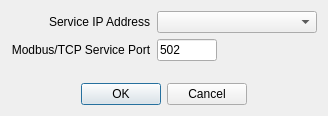
Qt form src/dialogs/dialogselectserviceport.ui (sanny32/OpenModSim) before a commit.
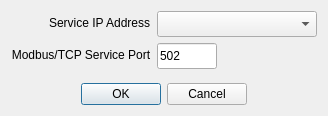
The same form after that commit. Custom widgets are drawn as their Qt base class.

```diff
--- a/src/dialogs/dialogselectserviceport.ui
+++ b/src/dialogs/dialogselectserviceport.ui
@@ -26,7 +26,7 @@
          <horstretch>0</horstretch>
          <verstretch>0</verstretch>
         </sizepolicy>
-       </property>
+       </property><property name="minimumSize"><size><width>0</width><height>26</height></size></property>
        <property name="maximumSize">
         <size>
          <width>60</width>
@@ -49,7 +49,7 @@
       </widget>
      </item>
      <item row="0" column="1">
-      <widget class="QComboBox" name="comboBoxIp"/>
+      <widget class="QComboBox" name="comboBoxIp"><property name="minimumSize"><size><width>0</width><height>26</height></size></property></widget>
      </item>
      <item row="0" column="0">
       <widget class="QLabel" name="label_2">
```
Left out of the diff: 2 changed lines with no effect on the pictures.
